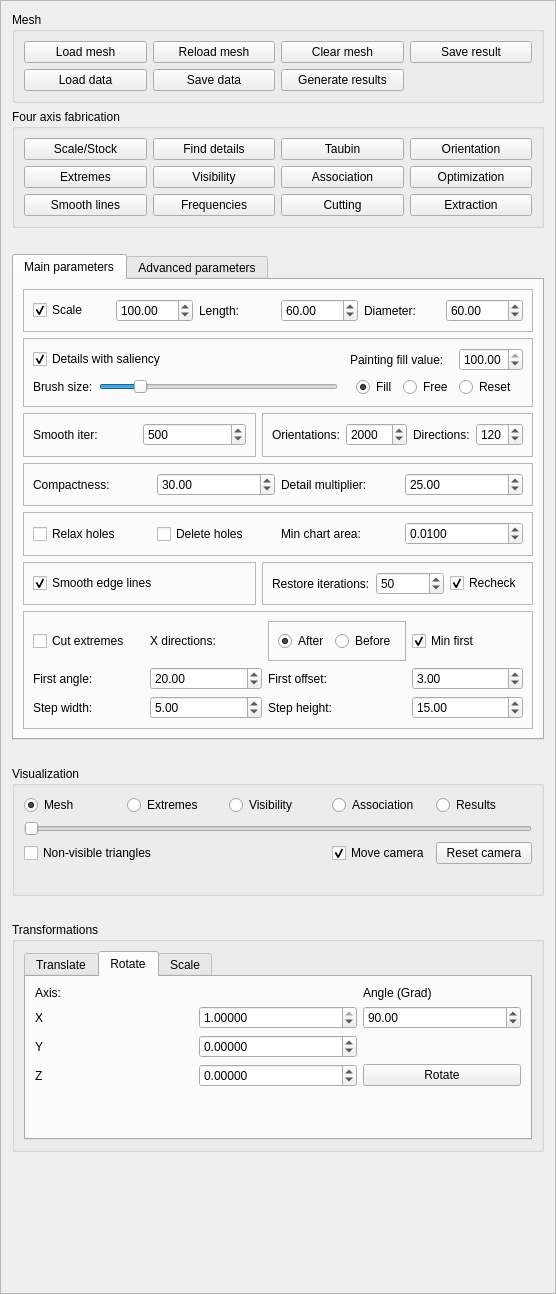
cg3hci/4AxisMilling, file GUI/managers/fafmanager.ui: the form before one commit.
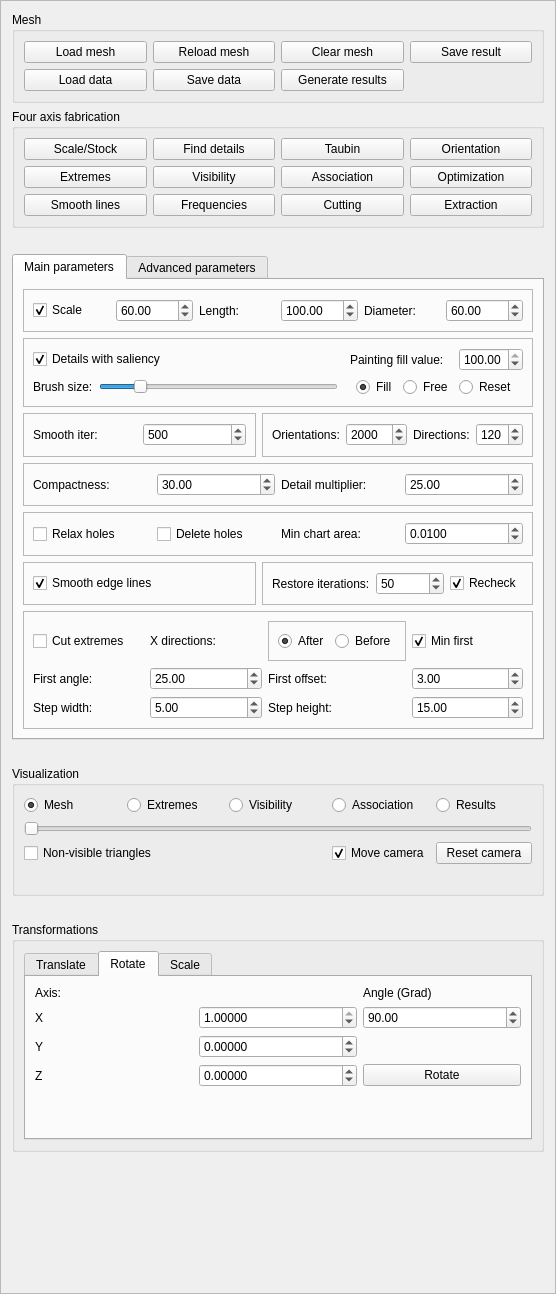
The form after the commit.

What changed in the file:
```diff
--- a/GUI/managers/fafmanager.ui
+++ b/GUI/managers/fafmanager.ui
@@ -426,12 +426,12 @@
            </widget>
           </item>
           <item>
-           <widget class="QDoubleSpinBox" name="stockLengthSpinBox">
+           <widget class="QDoubleSpinBox" name="modelLengthSpinBox">
             <property name="maximum">
              <double>10000.000000000000000</double>
             </property>
             <property name="value">
-             <double>100.000000000000000</double>
+             <double>60.000000000000000</double>
             </property>
            </widget>
           </item>
@@ -443,12 +443,12 @@
            </widget>
           </item>
           <item>
-           <widget class="QDoubleSpinBox" name="modelLengthSpinBox">
+           <widget class="QDoubleSpinBox" name="stockLengthSpinBox">
             <property name="maximum">
              <double>10000.000000000000000</double>
             </property>
             <property name="value">
-             <double>60.000000000000000</double>
+             <double>100.000000000000000</double>
             </property>
            </widget>
           </item>
@@ -660,7 +660,7 @@
              <double>90.000000000000000</double>
             </property>
             <property name="value">
-             <double>20.000000000000000</double>
+             <double>25.000000000000000</double>
             </property>
            </widget>
           </item>
```
Left out of the diff: 2 changed lines with no effect on the pictures.
